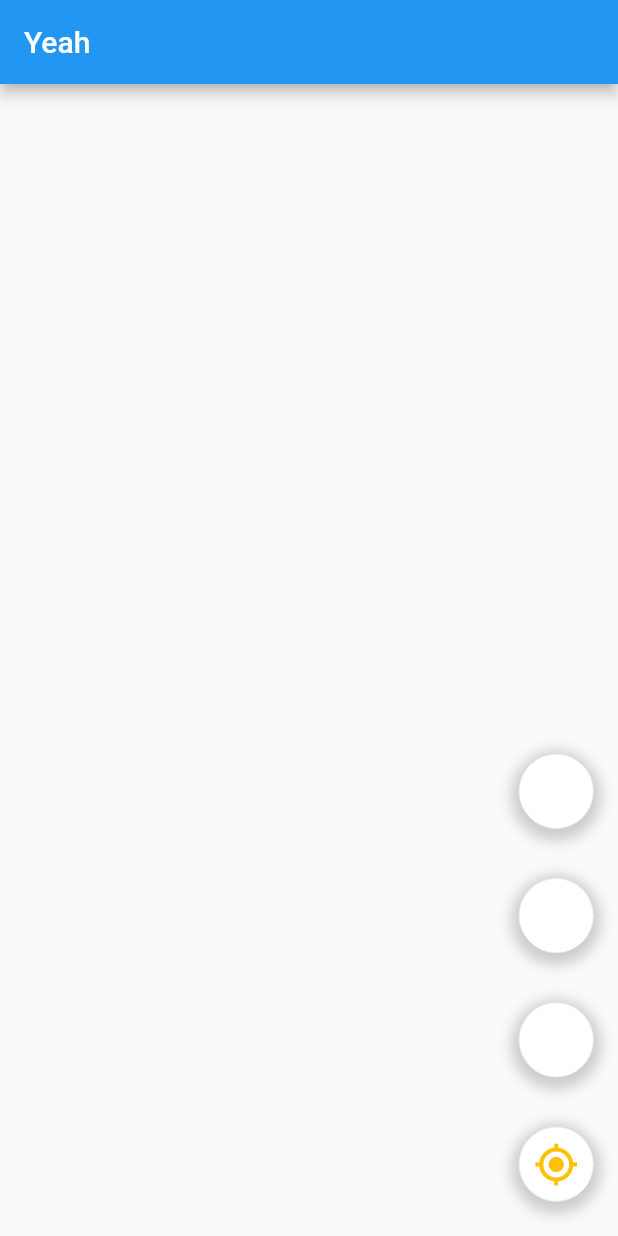
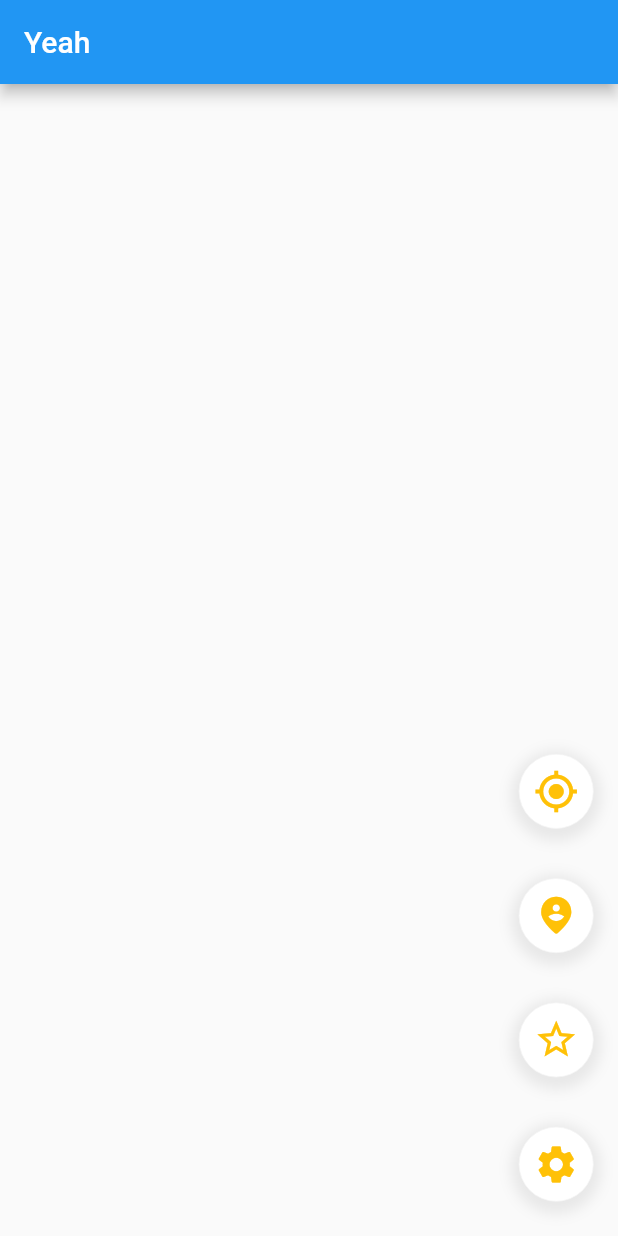
Before and after one commit to Yun-sooyong/petVet, a Flutter app: the HomeScreen screen opened directly, on a phone screen of 412 x 824 dp. Run offline on Flutter 3.47's test engine with Material 2 defaults, Android fonts, the phone set to English and light mode, and no system bars; our stand-ins replace firebase_auth, firebase_core, google_maps_flutter, google_sign_in, location, modal_bottom_sheet; accounts and stored records are empty; statements that could not run were skipped.

Commit message:
update: 메뉴 위젯 버튼 만드는 중
메뉴 위젯 아이콘 변경

```diff
--- a/lib/widgets/menu_buttons.dart
+++ b/lib/widgets/menu_buttons.dart
@@ -31,79 +31,15 @@ class _MenuButtonsState extends State<MenuButtons> {
               decoration: BoxDecoration(
                   color: Colors.white,
                   shape: BoxShape.circle,
-                    border: Border.all(color: Colors.grey[200], width: 0.5),
+                  border: Border.all(color: Colors.grey[100], width: 0.5),
                   boxShadow: [
                     BoxShadow(
-                        color: Colors.grey.withOpacity(0.5),
+                      color: Colors.grey.withOpacity(0.2),
                       spreadRadius: 5,
                       blurRadius: 7,
                       offset: Offset(0, 3), // changes position of shadow
                     )
                   ]),
-                child: InkWell(
-                  onTap: () {
-                    Scaffold.of(context)
-                        .showSnackBar(SnackBar(content: Text('Tap')));
-                  },
-                )),
-            Container(
-                width: _conSize,
-                height: _conSize,
-                margin: EdgeInsets.only(top: 10),
-                decoration: BoxDecoration(
-                    color: Colors.white,
-                    shape: BoxShape.circle,
-                    border: Border.all(color: Colors.grey[200], width: 0.5),
-                    boxShadow: [
-                      BoxShadow(
-                        color: Colors.grey.withOpacity(0.5),
-                        spreadRadius: 5,
-                        blurRadius: 7,
-                        offset: Offset(0, 3), // changes position of shadow
-                      )
-                    ]),
-                child: InkWell(
-                  onTap: () {
-                    Scaffold.of(context)
-                        .showSnackBar(SnackBar(content: Text('Tap')));
-                  },
-                )),
-            Container(
-              width: _conSize,
-              height: _conSize,
-              margin: EdgeInsets.only(top: 10),
-              decoration: BoxDecoration(
-                color: Colors.white,
-                shape: BoxShape.circle,
-                border: Border.all(color: Colors.grey[200], width: 0.5),
-                boxShadow: [
-                  BoxShadow(
-                    color: Colors.grey.withOpacity(0.5),
-                    spreadRadius: 5,
-                    blurRadius: 7,
-                    offset: Offset(0, 3), // changes position of shadow
-                  ),
-                ],
-              ),
-              child: Container(),
-            ),
-            Container(
-                width: _conSize,
-                height: _conSize,
-                margin: EdgeInsets.only(top: 10),
-                decoration: BoxDecoration(
-                  color: Colors.white,
-                  shape: BoxShape.circle,
-                  border: Border.all(color: Colors.grey[200], width: 0.5),
-                  boxShadow: [
-                    BoxShadow(
-                      color: Colors.grey.withOpacity(0.5),
-                      spreadRadius: 5,
-                      blurRadius: 7,
-                      offset: Offset(0, 3), // changes position of shadow
-                    )
-                  ],
-                ),
               child: Stack(
                 children: [
                   Center(
@@ -120,7 +56,112 @@ class _MenuButtonsState extends State<MenuButtons> {
                     },
                   )
                 ],
-                )),
+              ),
+            ),
+            Container(
+              width: _conSize,
+              height: _conSize,
+              margin: EdgeInsets.only(top: 10),
+              decoration: BoxDecoration(
+                  color: Colors.white,
+                  shape: BoxShape.circle,
+                  border: Border.all(color: Colors.grey[100], width: 0.5),
+                  boxShadow: [
+                    BoxShadow(
+                      color: Colors.grey.withOpacity(0.2),
+                      spreadRadius: 5,
+                      blurRadius: 7,
+                      offset: Offset(0, 3), // changes position of shadow
+                    )
+                  ]),
+              child: Stack(
+                children: [
+                  Center(
+                    child: Icon(
+                      Icons.person_pin_circle_rounded,
+                      color: Colors.amber,
+                      size: 30,
+                    ),
+                  ),
+                  InkWell(
+                    onTap: () {
+                      Scaffold.of(context)
+                          .showSnackBar(SnackBar(content: Text('Tap')));
+                    },
+                  ),
+                ],
+              ),
+            ),
+            Container(
+              width: _conSize,
+              height: _conSize,
+              margin: EdgeInsets.only(top: 10),
+              decoration: BoxDecoration(
+                color: Colors.white,
+                shape: BoxShape.circle,
+                border: Border.all(color: Colors.grey[100], width: 0.5),
+                boxShadow: [
+                  BoxShadow(
+                    color: Colors.grey.withOpacity(0.2),
+                    spreadRadius: 5,
+                    blurRadius: 7,
+                    offset: Offset(0, 3), // changes position of shadow
+                  ),
+                ],
+              ),
+              child: Stack(
+                children: [
+                  Center(
+                    child: Icon(
+                      Icons.star_border,
+                      color: Colors.amber,
+                      size: 30,
+                    ),
+                  ),
+                  InkWell(
+                    onTap: () {
+                      Scaffold.of(context)
+                          .showSnackBar(SnackBar(content: Text('Tap')));
+                    },
+                  )
+                ],
+              ),
+            ),
+            Container(
+              width: _conSize,
+              height: _conSize,
+              margin: EdgeInsets.only(top: 10),
+              decoration: BoxDecoration(
+                color: Colors.white,
+                shape: BoxShape.circle,
+                border: Border.all(color: Colors.grey[100], width: 0.5),
+                boxShadow: [
+                  BoxShadow(
+                    color: Colors.grey.withOpacity(0.2),
+                    spreadRadius: 5,
+                    blurRadius: 7,
+                    offset: Offset(0, 3), // changes position of shadow
+                  )
+                ],
+              ),
+              child: Stack(
+                children: [
+                  Center(
+                    child: Icon(
+                      Icons.settings,
+                      color: Colors.amber,
+                      size: 30,
+                    ),
+                  ),
+                  InkWell(
+                    onTap: () {
+                      Scaffold.of(context)
+                          .showSnackBar(SnackBar(content: Text('Tap')));
+                    },
+                  )
+                ],
+              ),
+            ),
           ],
         ),
       ),
```
Lines whose indentation alone changed are shown as unchanged.
